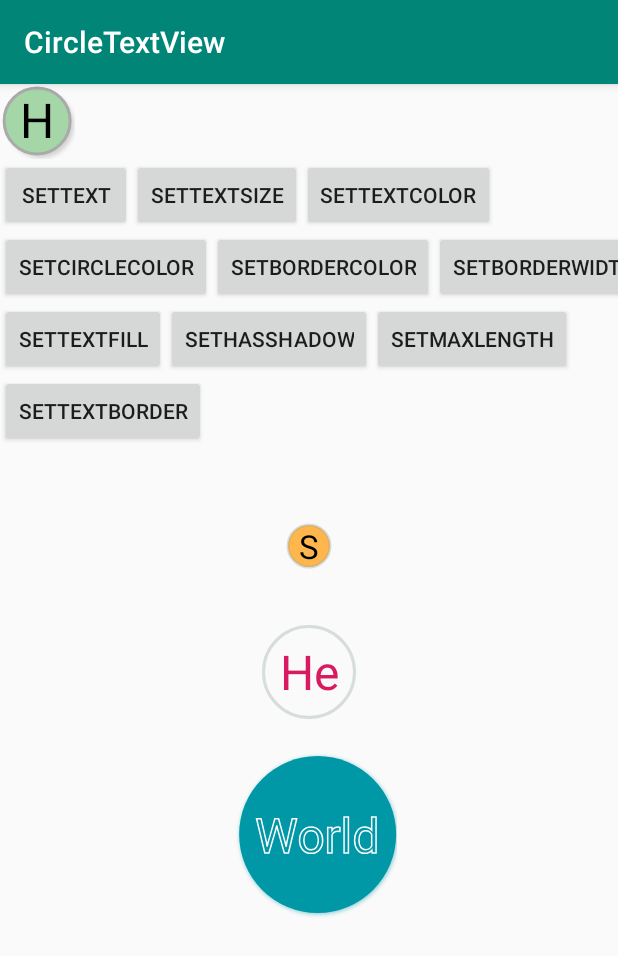
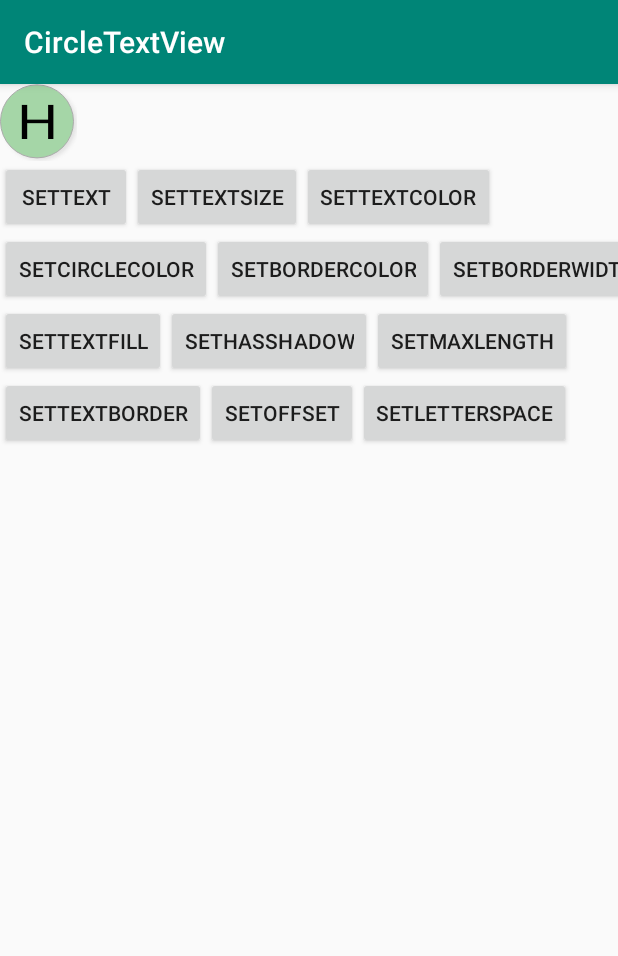
Before and after one commit to my-jabin/CircleTextView, an Android app: the TestActivity screen opened directly, with no data from a screen before it, on a phone screen of 412 x 824 dp. Shown: the top 956 px of the screen. Run offline under Robolectric (Android 15) with nearby library versions, the phone set to English and light mode, and no system bars.

Commit message:
able to change offset, letter space

```diff
--- a/CircleTextView/src/main/java/com/jiujiu/lib/CircleTextView.kt
+++ b/CircleTextView/src/main/java/com/jiujiu/lib/CircleTextView.kt
@@ -8,7 +8,6 @@ import android.view.View
 import androidx.core.graphics.ColorUtils
 import kotlin.math.max
 import kotlin.math.min
-
 
 class CircleTextView @JvmOverloads constructor(
     context: Context,
@@ -21,20 +20,22 @@ class CircleTextView @JvmOverloads constructor(
         const val EMPTY = 2
     }
 
-    private var offset: Float = 0f
+    private var mOffset: Float = 0f
     private var mBorderColor: Int
     private var mBorderWidth: Float
     private var mCircleColor: Int
     private var mTextSize: Int
     private var mTextColor: Int
+    private var mLetterSpace: Float
+    private var hasText: Boolean
     private var mText: CharSequence
     private var mMaxLength: Int
     private var mTextStyle: Int
     private var mShadow: Boolean
-    private var mShadowColor = Color.TRANSPARENT
+    private var mShadowColor = Color.parseColor("#c5c5c5")
 
-    private val mShadowX = 0.5f * resources.displayMetrics.density
-    private val mShadowY = 0.8f * resources.displayMetrics.density
+    private val mShadowX = 2.0f * resources.displayMetrics.density
+    private val mShadowY = 1.5f * resources.displayMetrics.density
 
     private val mRect = Rect()
     private val mCirclePaint = Paint()
@@ -51,44 +52,39 @@ class CircleTextView @JvmOverloads constructor(
     private var circleX: Float = 0f
     private var circleY: Float = 0f
 
-
     init {
         setLayerType(LAYER_TYPE_SOFTWARE, null)
         val typedArray = context.theme.obtainStyledAttributes(
             attrs, R.styleable.CircleTextView,
             0, 0
         )
-
         mBorderColor =
             typedArray.getColor(R.styleable.CircleTextView_borderColor, Color.TRANSPARENT)
         mBorderWidth =
             typedArray.getDimensionPixelSize(R.styleable.CircleTextView_borderWidth, 0).toFloat()
-
         mCircleColor = typedArray.getColor(
             R.styleable.CircleTextView_circleColor,
             Color.TRANSPARENT
         )
-
         mTextSize = typedArray.getDimensionPixelSize(
             R.styleable.CircleTextView_textSize,
             (24 * context.resources.displayMetrics.density).toInt()
         )
         mTextColor = typedArray.getColor(R.styleable.CircleTextView_textColor, Paint().color)
-
         mTextStyle = typedArray.getInt(R.styleable.CircleTextView_textStyle, FILL)
-
+        mLetterSpace = typedArray.getFloat(R.styleable.CircleTextView_letterSpace, 0f)
+        if (mLetterSpace < 0 || mLetterSpace > 1) mLetterSpace = 0f
         mShadow = typedArray.getBoolean(R.styleable.CircleTextView_shadow, false)
-
-        offset = mTextSize / 3f
-        mText = typedArray.getText(R.styleable.CircleTextView_text)
+        mOffset = typedArray.getDimensionPixelSize(R.styleable.CircleTextView_offset, mTextSize / 3)
+            .toFloat()
+        hasText = typedArray.hasValueOrEmpty(R.styleable.CircleTextView_text)
+        mText = if (hasText) typedArray.getText(R.styleable.CircleTextView_text) else ""
         mMaxLength = typedArray.getInt(R.styleable.CircleTextView_maxLength, Int.MAX_VALUE)
         typedArray.recycle()
-
         setUpPaint()
     }
 
     override fun onMeasure(widthMeasureSpec: Int, heightMeasureSpec: Int) {
-
         val widthMode = MeasureSpec.getMode(widthMeasureSpec)
         val widthSize = MeasureSpec.getSize(widthMeasureSpec)
         val heightMode = MeasureSpec.getMode(heightMeasureSpec)
@@ -97,8 +93,8 @@ class CircleTextView @JvmOverloads constructor(
         var mWidth = widthSize
         var mHeight = heightSize
 
+        if (hasText) {
             mTextPaint.textSize = mTextSize.toFloat()
-
             mTextWidth = if (mMaxLength != Int.MAX_VALUE && mMaxLength < mText.length) {
                 mTextPaint.getTextBounds(
                     mText.toString().substring(0, mMaxLength),
@@ -115,22 +111,24 @@ class CircleTextView @JvmOverloads constructor(
             val fm = mTextPaint.fontMetrics
             mTextHeight = min(fm.descent - fm.ascent, mRect.height().toFloat())
 
-
             if (widthMode != MeasureSpec.EXACTLY) {
                 mWidth =
-                (paddingStart + paddingRight + mTextWidth + 2 * mBorderWidth + 2 * offset).toInt() + 1
+                    (paddingStart + paddingRight + mTextWidth + 2 * mBorderWidth + 2 * mOffset).toInt() + 1
             }
 
             if (heightMode != MeasureSpec.EXACTLY) {
                 mHeight =
-                (paddingTop + paddingBottom + mTextHeight + 2 * mBorderWidth + 2 * offset).toInt() + 1
+                    (paddingTop + paddingBottom + mTextHeight + 2 * mBorderWidth + 2 * mOffset).toInt() + 1
             }
 
             if (mShadow) {
                 mWidth += mShadowX.toInt()
                 mHeight += mShadowY.toInt()
             }
-
+        } else {
+            mWidth = 0
+            mHeight = 0
+        }
         setMeasuredDimension(max(mWidth, mHeight), max(mWidth, mHeight))
     }
 
@@ -140,13 +138,13 @@ class CircleTextView @JvmOverloads constructor(
 
         if (mShadow && mCircleColor != Color.TRANSPARENT) {
             mShadowColor = ColorUtils.setAlphaComponent(
-                if (mBorderWidth > 0) mBorderColor else mCircleColor,
+                if (mBorderWidth > 0) mBorderColor else mShadowColor,
                 125
             )
             mCirclePaint.setShadowLayer(
                 2 * resources.displayMetrics.density,
-                mBorderWidth + mShadowX,
-                mBorderWidth + mShadowY,
+                if (mBorderWidth > 0) mBorderWidth * 1.2f else mShadowX,
+                if (mBorderWidth > 0) mBorderWidth * 0.8f else mShadowY,
                 mShadowColor
             )
         }
@@ -160,7 +158,6 @@ class CircleTextView @JvmOverloads constructor(
             canvas?.drawText(
                 mText.toString().substring(0, length),
                 -mTextWidth / 2,
-//                mTextHeight / 2 - mTextPaint.fontMetrics.descent,
                 mTextHeight / 2,
                 mTextPaint
             )
@@ -170,15 +167,12 @@ class CircleTextView @JvmOverloads constructor(
                 0,
                 length,
                 -mTextWidth / 2,
-//                mTextHeight / 2 - mTextPaint.fontMetrics.descent,
                 mTextHeight / 2,
                 mTextPath
             )
             canvas?.drawPath(mTextPath, pathPaint)
         }
-
     }
-
 
     override fun onSizeChanged(w: Int, h: Int, oldw: Int, oldh: Int) {
         super.onSizeChanged(w, h, oldw, oldh)
@@ -193,7 +187,7 @@ class CircleTextView @JvmOverloads constructor(
             paddingTop + (h - paddingTop - paddingBottom) / 2f
         }
         mRadius =
-            if (mTextWidth > mTextHeight - offset) (mTextWidth + 2 * offset) / 2 else mTextHeight / 2 + offset
+            if (mTextWidth > mTextHeight - mOffset) (mTextWidth + 2 * mOffset) / 2 else mTextHeight / 2 + mOffset
     }
 
     private fun setUpPaint() {
@@ -217,6 +211,8 @@ class CircleTextView @JvmOverloads constructor(
         mTextPaint.apply {
             isAntiAlias = true
             color = mTextColor
+            letterSpacing = mLetterSpace
+            textScaleX = 1.2f
         }
 
         pathPaint.reset()
@@ -224,6 +220,8 @@ class CircleTextView @JvmOverloads constructor(
             isAntiAlias = true
             style = Paint.Style.STROKE
             color = mTextColor
+            letterSpacing = mLetterSpace
+            textScaleX = 1.2f
             strokeWidth = 1 * context.resources.displayMetrics.density
         }
     }
@@ -237,7 +235,7 @@ class CircleTextView @JvmOverloads constructor(
     // unit: sp
     fun setTestSize(size: Int) {
         this.mTextSize = (size * context.resources.displayMetrics.scaledDensity).toInt()
-        offset = mTextSize / 3f
+        mOffset = mTextSize / 3f
         requestLayout()
         invalidate()
     }
@@ -307,4 +305,17 @@ class CircleTextView @JvmOverloads constructor(
 
     fun getText() = mText
 
+    // Unit in dp
+    fun setOffset(offset: Int) {
+        mOffset = offset.toFloat()
+        requestLayout()
+        invalidate()
     }
+
+    fun setLetterSpace(space: Float) {
+        mLetterSpace = space
+        setUpPaint()
+        requestLayout()
+        invalidate()
+    }
+}
--- a/CircleTextView/src/main/res/values/attrs.xml
+++ b/CircleTextView/src/main/res/values/attrs.xml
@@ -14,5 +14,7 @@
             <enum name="FILL" value="1" />
             <enum name="EMPTY" value="2" />
         </attr>
+        <attr name="letterSpace" format="float" />
+        <attr name="offset" format="dimension" />
     </declare-styleable>
 </resources>
--- a/app/src/main/AndroidManifest.xml
+++ b/app/src/main/AndroidManifest.xml
@@ -17,7 +17,11 @@
             </intent-filter>
         </activity>
         <activity android:name=".TestActivity">
+            <!--            <intent-filter>-->
+            <!--                <action android:name="android.intent.action.MAIN" />-->
 
+            <!--                <category android:name="android.intent.category.LAUNCHER" />-->
+            <!--            </intent-filter>-->
         </activity>
     </application>
 
--- a/app/src/main/java/com/jiujiu/circletextview/TestActivity.kt
+++ b/app/src/main/java/com/jiujiu/circletextview/TestActivity.kt
@@ -65,5 +65,11 @@ class TestActivity : AppCompatActivity() {
         ctv.setTextStyle(CircleTextView.EMPTY)
     }
 
+    fun setOffset(view: View) {
+        ctv.setOffset(Random.nextInt(10, 50))
+    }
 
+    fun setLetterSpace(view: View) {
+        ctv.setLetterSpace(Random.nextInt(1, 10) / 10f)
+    }
 }
--- a/app/src/main/res/layout/activity_main.xml
+++ b/app/src/main/res/layout/activity_main.xml
@@ -20,8 +20,9 @@
                 app:borderColor="#52909FA0"
                 app:borderWidth="2dp"
                 app:circleColor="#ffb74d"
+                app:letterSpace="0.2"
                 app:text="Android"
-                app:textSize="24sp" />
+                app:textSize="18sp" />
 
 
         <TextView
@@ -41,13 +42,14 @@
 
         <com.jiujiu.lib.CircleTextView
                 android:id="@+id/ctv_example2"
-                android:layout_width="130dp"
-                android:layout_height="130dp"
+                android:layout_width="150dp"
+                android:layout_height="150dp"
                 android:padding="16dp"
                 app:borderColor="#52909FA0"
                 app:borderWidth="2dp"
                 app:maxLength="1"
                 app:text="Java"
+                app:offset="32dp"
                 app:textColor="@color/colorAccent"
                 app:textSize="58sp" />
 
@@ -67,8 +69,8 @@
             android:orientation="horizontal">
 
         <com.jiujiu.lib.CircleTextView
-                android:layout_width="wrap_content"
-                android:layout_height="wrap_content"
+                android:layout_width="150dp"
+                android:layout_height="150dp"
                 android:padding="16dp"
                 app:circleColor="#0097a7"
                 app:shadow="true"
--- a/app/src/main/res/layout/activity_main_test.xml
+++ b/app/src/main/res/layout/activity_main_test.xml
@@ -6,19 +6,25 @@
         android:layout_height="match_parent"
         tools:context=".TestActivity">
 
-
     <com.jiujiu.lib.CircleTextView
             android:id="@+id/ctv"
             android:layout_width="wrap_content"
             android:layout_height="wrap_content"
             app:borderColor="@android:color/darker_gray"
-            app:borderWidth="2dp"
             app:circleColor="#a5d6a7"
             app:layout_constraintStart_toStartOf="parent"
             app:layout_constraintTop_toTopOf="parent"
             app:shadow="true"
             app:text="H"
             app:textSize="32sp" />
+
+    <com.jiujiu.lib.CircleTextView
+            android:layout_width="wrap_content"
+            android:layout_height="wrap_content"
+            app:borderColor="@color/colorAccent"
+            app:borderWidth="2dp"
+            app:layout_constraintStart_toEndOf="@id/ctv"
+            app:layout_constraintTop_toTopOf="parent" />
 
     <Button
             android:id="@+id/buttonSetText"
@@ -111,49 +117,63 @@
             app:layout_constraintStart_toEndOf="@id/buttonSetHasShadow"
             app:layout_constraintTop_toBottomOf="@id/buttonSetCircleColor" />
 
-    <LinearLayout
-            android:layout_width="match_parent"
+    <Button
+            android:id="@+id/buttonSetOffset"
+            android:layout_width="wrap_content"
             android:layout_height="wrap_content"
-            android:gravity="center"
-            android:orientation="vertical"
-            android:paddingTop="32dp"
-            app:layout_constraintStart_toStartOf="parent"
-            app:layout_constraintTop_toBottomOf="@id/buttonSetTextBorder">
+            android:onClick="setOffset"
+            android:text="setOffset"
+            app:layout_constraintStart_toEndOf="@id/buttonSetTextBorder"
+            app:layout_constraintTop_toBottomOf="@id/buttonSetTextFill" />
 
-        <com.jiujiu.lib.CircleTextView
-                android:layout_width="wrap_content"
-                android:layout_height="wrap_content"
-                android:padding="16dp"
-                app:borderColor="#52909FA0"
-                app:borderWidth="2dp"
-                app:circleColor="#ffb74d"
-                app:text="S"
-                app:textSize="22sp" />
+    <Button
+            android:id="@+id/buttonSetLetterSpace"
+            android:layout_width="wrap_content"
+            android:layout_height="wrap_content"
+            android:onClick="setLetterSpace"
+            android:text="setLetterSpace"
+            app:layout_constraintStart_toEndOf="@id/buttonSetOffset"
+            app:layout_constraintTop_toBottomOf="@id/buttonSetTextFill" />
 
-        <com.jiujiu.lib.CircleTextView
-                android:id="@+id/ctv_example2"
-                android:layout_width="100dp"
-                android:layout_height="80dp"
-                android:padding="16dp"
-                app:borderColor="#52909FA0"
-                app:borderWidth="2dp"
-                app:maxLength="2"
-                app:text="Hello"
-                app:textColor="@color/colorAccent"
-                app:textSize="32sp" />
-
-
-        <com.jiujiu.lib.CircleTextView
-                android:layout_width="wrap_content"
-                android:layout_height="wrap_content"
-                android:paddingStart="12dp"
-                app:circleColor="#0097a7"
-                app:shadow="true"
-                app:text="World"
-                app:textColor="@android:color/primary_text_dark"
-                app:textSize="32sp"
-                app:textStyle="EMPTY" />
-    </LinearLayout>
+    <!--    <LinearLayout-->
+    <!--            android:layout_width="match_parent"-->
+    <!--            android:layout_height="wrap_content"-->
+    <!--            android:gravity="center"-->
+    <!--            android:orientation="vertical"-->
+    <!--            android:paddingTop="32dp"-->
+    <!--            app:layout_constraintStart_toStartOf="parent"-->
+    <!--            app:layout_constraintTop_toBottomOf="@id/buttonSetTextBorder">-->
+    <!--        <com.jiujiu.lib.CircleTextView-->
+    <!--                android:layout_width="wrap_content"-->
+    <!--                android:layout_height="wrap_content"-->
+    <!--                android:padding="16dp"-->
+    <!--                app:borderColor="#52909FA0"-->
+    <!--                app:borderWidth="2dp"-->
+    <!--                app:text="g"-->
+    <!--                app:circleColor="#ffb74d"-->
+    <!--                app:textSize="22sp" />-->
+    <!--        <com.jiujiu.lib.CircleTextView-->
+    <!--                android:id="@+id/ctv_example2"-->
+    <!--                android:layout_width="100dp"-->
+    <!--                android:layout_height="80dp"-->
+    <!--                android:padding="16dp"-->
+    <!--                app:borderColor="#52909FA0"-->
+    <!--                app:borderWidth="2dp"-->
+    <!--                app:maxLength="2"-->
+    <!--                app:text="Hello"-->
+    <!--                app:textColor="@color/colorAccent"-->
+    <!--                app:textSize="32sp" />-->
+    <!--        <com.jiujiu.lib.CircleTextView-->
+    <!--                android:layout_width="wrap_content"-->
+    <!--                android:layout_height="wrap_content"-->
+    <!--                android:paddingStart="12dp"-->
+    <!--                app:circleColor="#0097a7"-->
+    <!--                app:shadow="true"-->
+    <!--                app:text="World"-->
+    <!--                app:textColor="@android:color/primary_text_dark"-->
+    <!--                app:textSize="32sp"-->
+    <!--                app:textStyle="EMPTY" />-->
+    <!--    </LinearLayout>-->
 
 
 </androidx.constraintlayout.widget.ConstraintLayout>
```
Also changed, not shown: 3 other files. Lines whose indentation alone changed are shown as unchanged.
